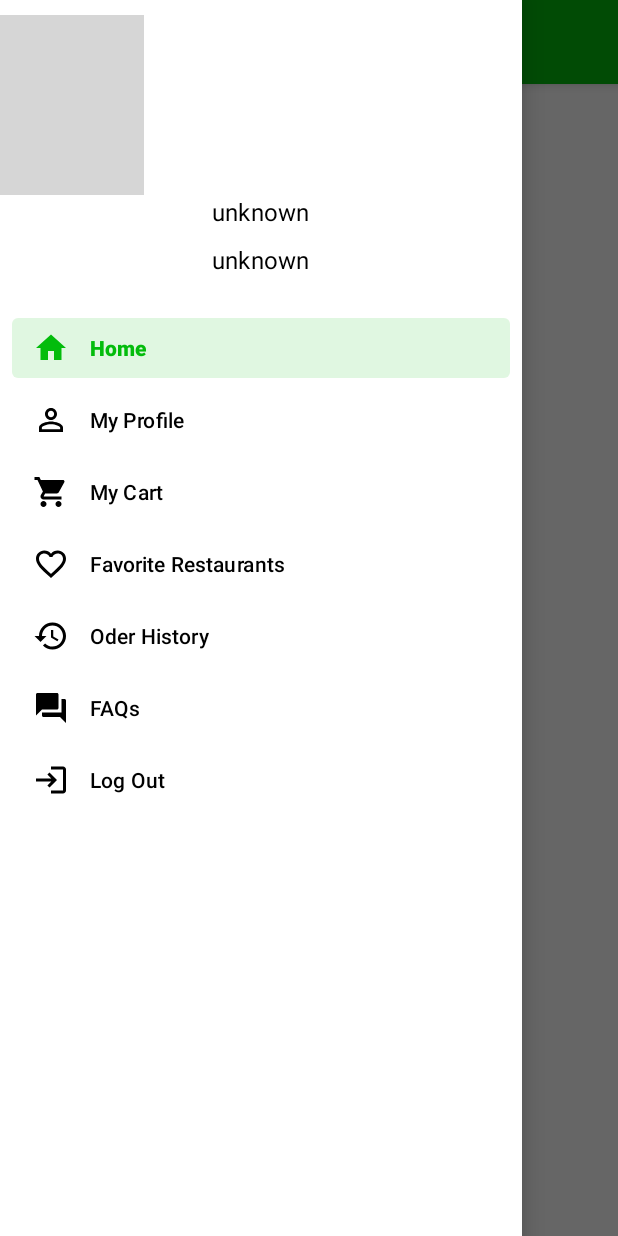
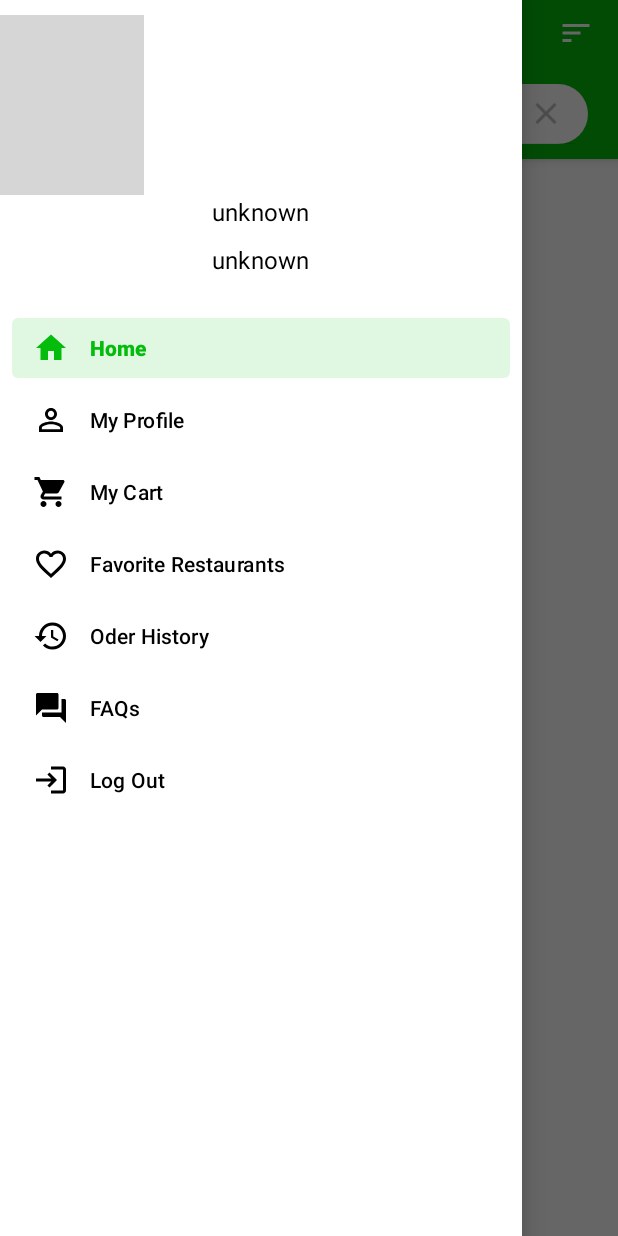
Before and after one commit to Sorabhkumar-dev/food-odering-app, an Android app: the HomeFragment screen opened directly, with no data from a screen before it, after a tap on "open", on a phone screen of 412 x 824 dp. Run offline under Robolectric (Android 15) with nearby library versions, the phone set to English and light mode, and no system bars; our stand-ins replace Room's generated code, data binding; 1 other tap on this screen came first; grey boxes are pictures that could not be loaded.

Commit message:
adding searchbar feature

```diff
--- a/app/src/main/java/com/sorabh/grabfood/activities/MainActivity.kt
+++ b/app/src/main/java/com/sorabh/grabfood/activities/MainActivity.kt
@@ -12,6 +12,7 @@ import androidx.appcompat.app.AlertDialog
 import androidx.appcompat.app.AppCompatActivity
 import androidx.appcompat.widget.Toolbar
 import androidx.core.view.GravityCompat
+import androidx.core.view.isVisible
 import androidx.databinding.DataBindingUtil
 import androidx.fragment.app.Fragment
 import com.google.android.material.textview.MaterialTextView
@@ -36,6 +37,7 @@ class MainActivity : AppCompatActivity() {
         //initializing toolBar
         setUpActionbar(mainBinding.toolBar)
 
+        mainBinding.searchView.isVisible = false
         //for easy traction of drawer navigation
         val actionBarDrawerToggle = ActionBarDrawerToggle(
             this,
@@ -47,8 +49,7 @@ class MainActivity : AppCompatActivity() {
         actionBarDrawerToggle.syncState()
 
         //default fragment that will be show to user
-        changeFragment(HomeFragment())
-        changeTitle("Home")
+        changeFragmentAndTitle(HomeFragment(mainBinding), "Restaurant List", mainBinding)
 
         //exacting data from sharedPreference
         sharedPreferences = getSharedPreferences("login", MODE_PRIVATE)
@@ -66,44 +67,41 @@ class MainActivity : AppCompatActivity() {
             //changing fragment with there respective menu id
             when (it.itemId) {
                 R.id.drawer_menu_home -> {
-                    changeFragment(HomeFragment())
-                    changeTitle("Restaurants List")
+                    changeFragmentAndTitle(
+                        HomeFragment(mainBinding),
+                        "Restaurant List",
+                        mainBinding
+                    )
                     it.isChecked = true
-                    mainBinding.drawerLayout.closeDrawer(GravityCompat.START)
 
                 }
                 R.id.drawer_menu_profile -> {
-                    changeFragment(MyProfileFragment())
-                    changeTitle("My Profile")
+                    changeFragmentAndTitle(MyProfileFragment(mainBinding), "My Profile", mainBinding)
                     it.isChecked = true
-                    mainBinding.drawerLayout.closeDrawer(GravityCompat.START)
 
                 }
                 R.id.drawer_menu_cart -> {
-                    changeFragment(CartFragment())
-                    changeTitle("My Cart")
+                    changeFragmentAndTitle(CartFragment(mainBinding), "My cart", mainBinding)
                     it.isChecked = true
-                    mainBinding.drawerLayout.closeDrawer(GravityCompat.START)
                 }
                 R.id.drawer_menu_history -> {
-                    changeFragment(OderHistoryFragment())
-                    changeTitle("Oder History")
+                    changeFragmentAndTitle(OderHistoryFragment(mainBinding), "Oder History", mainBinding)
                     it.isChecked = true
-                    mainBinding.drawerLayout.closeDrawer(GravityCompat.START)
 
                 }
                 R.id.drawer_menu_qna -> {
-                    changeFragment(QNAFragment())
-                    changeTitle("Frequently Asked Questions")
+                    changeFragmentAndTitle(QNAFragment(mainBinding), "Frequently Asked Question", mainBinding)
                     it.isChecked = true
-                    mainBinding.drawerLayout.closeDrawer(GravityCompat.START)
 
                 }
                 R.id.drawer_menu_favorite -> {
-                    changeFragment(FavoriteRestaurantsFragment())
-                    changeTitle("Favorite Restaurants")
+                    changeFragmentAndTitle(
+                        FavoriteRestaurantsFragment(mainBinding),
+                        "My Favorite Restaurants",
+                        mainBinding
+                    )
                     it.isChecked = true
-                    mainBinding.drawerLayout.closeDrawer(GravityCompat.START)
+
 
                 }
 
@@ -111,7 +109,7 @@ class MainActivity : AppCompatActivity() {
                 R.id.drawer_menu_logout -> {
                     confirmLogOutDialog()
                     it.isChecked = true
-
+                    mainBinding.drawerLayout.closeDrawer(GravityCompat.START)
                 }
 
             }
@@ -120,13 +118,13 @@ class MainActivity : AppCompatActivity() {
 
     }
 
-    //change title and checked menu itemId
-    private fun changeTitle(title: String) {
+    //for fragment transaction between fragment
+    private fun changeFragmentAndTitle(
+        fragment: Fragment,
+        title: String,
+        mainBinding: ActivityMainBinding
+    ) {
         supportActionBar?.title = title
-    }
-
-    //for fragment transaction between fragment
-    private fun changeFragment(fragment: Fragment) {
         supportFragmentManager.beginTransaction()
             .setCustomAnimations(
                 R.anim.enter_from_right,
@@ -137,6 +135,7 @@ class MainActivity : AppCompatActivity() {
             .addToBackStack(fragment.toString())
             .replace(R.id.frameLayout, fragment)
             .commit()
+        mainBinding.drawerLayout.closeDrawer(GravityCompat.START)
     }
 
     //for toolbar setup
--- a/app/src/main/java/com/sorabh/grabfood/fragments/home/HomeFragment.kt
+++ b/app/src/main/java/com/sorabh/grabfood/fragments/home/HomeFragment.kt
@@ -2,11 +2,14 @@ package com.sorabh.grabfood.fragments.home
 
 import android.content.Context
 import android.os.Bundle
+import android.util.Log
 import android.view.LayoutInflater
 import android.view.View
 import android.view.ViewGroup
 import android.widget.ProgressBar
 import android.widget.Toast
+import androidx.appcompat.widget.SearchView
+import androidx.core.view.isVisible
 import androidx.databinding.DataBindingUtil
 import androidx.fragment.app.Fragment
 import androidx.recyclerview.widget.LinearLayoutManager
@@ -15,6 +18,7 @@ import com.sorabh.grabfood.activities.MainActivity
 import com.sorabh.grabfood.adapter.RestaurantHomeAdapter
 import com.sorabh.grabfood.adapter.RestaurantViewHolder
 import com.sorabh.grabfood.api_response_classes.reataurants_home_response.DataX
+import com.sorabh.grabfood.databinding.ActivityMainBinding
 import com.sorabh.grabfood.databinding.FragmentHomeBinding
 import com.sorabh.grabfood.fragments.restaurant_menu.RestaurantMenuFragment
 import com.sorabh.grabfood.repository.LocalDBRepository
@@ -22,7 +26,8 @@ import com.sorabh.grabfood.repository.NetworkRepository
 import kotlinx.coroutines.*
 
 
-class HomeFragment : Fragment(), RestaurantViewHolder.OnRestaurantsClicked,
+class HomeFragment(private val mainBinding: ActivityMainBinding) : Fragment(),
+    RestaurantViewHolder.OnRestaurantsClicked,
     RestaurantViewHolder.OnFavoriteButtonClicked {
     private lateinit var homeBinding: FragmentHomeBinding
     private val job = SupervisorJob()
@@ -38,7 +43,7 @@ class HomeFragment : Fragment(), RestaurantViewHolder.OnRestaurantsClicked,
         homeBinding =
             DataBindingUtil.inflate(layoutInflater, R.layout.fragment_home, container, false)
         (activity as MainActivity).supportActionBar?.title = "Restaurant List"
-
+        mainBinding.searchView.isVisible = true
         restaurantHomeAdapter = RestaurantHomeAdapter(this, this, activity as Context)
 
         networkRepository = NetworkRepository()
@@ -64,17 +69,53 @@ class HomeFragment : Fragment(), RestaurantViewHolder.OnRestaurantsClicked,
                 ).show()
             }
         }
+        onSearch(mainBinding.searchView)
         return homeBinding.root
+    }
+
+    private fun onSearch(searchView: SearchView) = CoroutineScope(Dispatchers.IO).launch {
+        searchView.queryHint = "Search Restaurants Here"
+        searchView.setOnQueryTextListener(object :SearchView.OnQueryTextListener{
+            override fun onQueryTextSubmit(query: String?): Boolean {
+                return false
+            }
+
+            override fun onQueryTextChange(newText: String?): Boolean {
+                Log.d("excc",newText!!)
+                CoroutineScope(job + Dispatchers.IO).launch{
+                    var list :List<DataX>? =null
+                    try {
+                         list = getRestaurantsList()
+                    }catch (e:java.lang.Exception){
+
+                    }
+                    val restaurantList = ArrayList<DataX>()
+                    if (list != null) {
+                        for (i in list){
+                            if (i.name.lowercase().startsWith(newText)){
+                                restaurantList.add(i)
+                            }
+                        }
+                        withContext(Dispatchers.Main) {
+                            restaurantHomeAdapter.updateList(restaurantList)
+                            homeBinding.progressbar.visibility = ProgressBar.GONE
+
+                        }
+                    }
+                }
+                return true
+            }
+
+        })
     }
 
     private suspend fun getRestaurantsList(): List<DataX>? = coroutineScope {
         val list = CoroutineScope(job + Dispatchers.IO).async {
-            val repository = NetworkRepository()
             //header to send
             val header = HashMap<String, String>()
             header["Content-type"] = "application/json"
             header["token"] = "025c40375fadfd"
-            return@async repository.getRestaurantsList(header)
+            return@async networkRepository.getRestaurantsList(header)
         }
         return@coroutineScope list.await()
     }
@@ -88,7 +129,7 @@ class HomeFragment : Fragment(), RestaurantViewHolder.OnRestaurantsClicked,
                 R.anim.exit_to_right
             )
             .addToBackStack("RestaurantMenuFragment")
-            .replace(R.id.frameLayout, RestaurantMenuFragment(dataX))
+            .replace(R.id.frameLayout, RestaurantMenuFragment(mainBinding, dataX))
             .commit()
     }
 
--- /dev/null
+++ b/app/src/main/res/drawable/ic_sort.xml
@@ -0,0 +1,5 @@
+<vector android:height="24dp" android:tint="#FFFFFF"
+    android:viewportHeight="24" android:viewportWidth="24"
+    android:width="24dp" xmlns:android="http://schemas.android.com/apk/res/android">
+    <path android:fillColor="@android:color/white" android:pathData="M3,18h6v-2L3,16v2zM3,6v2h18L21,6L3,6zM3,13h12v-2L3,11v2z"/>
+</vector>
--- /dev/null
+++ b/app/src/main/res/drawable/searchbar_background.xml
@@ -0,0 +1,9 @@
+<?xml version="1.0" encoding="utf-8"?>
+<shape xmlns:android="http://schemas.android.com/apk/res/android">
+    <solid android:color="@color/white" />
+    <corners
+        android:bottomLeftRadius="20dp"
+        android:bottomRightRadius="20dp"
+        android:topLeftRadius="20dp"
+        android:topRightRadius="20dp"/>
+</shape>
--- a/app/src/main/res/layout/activity_main.xml
+++ b/app/src/main/res/layout/activity_main.xml
@@ -1,9 +1,9 @@
 <?xml version="1.0" encoding="utf-8"?>
-<layout>
+<layout xmlns:tools="http://schemas.android.com/tools"
+    xmlns:android="http://schemas.android.com/apk/res/android"
+    xmlns:app="http://schemas.android.com/apk/res-auto">
 
-    <androidx.drawerlayout.widget.DrawerLayout xmlns:android="http://schemas.android.com/apk/res/android"
-        xmlns:app="http://schemas.android.com/apk/res-auto"
-        xmlns:tools="http://schemas.android.com/tools"
+    <androidx.drawerlayout.widget.DrawerLayout
         android:id="@+id/drawerLayout"
         android:layout_width="match_parent"
         android:layout_height="match_parent"
@@ -16,14 +16,34 @@
 
             <com.google.android.material.appbar.AppBarLayout
                 android:layout_width="match_parent"
-                android:layout_height="?actionBarSize">
+                android:layout_height="wrap_content"
+                android:background="?colorPrimary">
+
 
                 <com.google.android.material.appbar.MaterialToolbar
                     android:id="@+id/toolBar"
-                    app:titleTextColor="@color/white"
                     android:layout_width="match_parent"
-                    android:layout_height="wrap_content"/>
+                    android:layout_height="?actionBarSize"
+                    app:titleTextColor="@color/white">
 
+                    <com.google.android.material.button.MaterialButton
+                        style="@style/Widget.MaterialComponents.Button.TextButton"
+                        android:layout_width="?actionBarSize"
+                        android:layout_height="wrap_content"
+                        android:layout_gravity="end"
+                        android:drawableTop="@drawable/ic_sort" />
+
+                </com.google.android.material.appbar.MaterialToolbar>
+
+                <androidx.appcompat.widget.SearchView
+                    android:id="@+id/searchView"
+                    android:layout_width="match_parent"
+                    android:layout_height="40dp"
+                    android:layout_gravity="bottom"
+                    android:layout_marginHorizontal="20dp"
+                    android:layout_marginBottom="10dp"
+                    android:background="@drawable/searchbar_background"
+                    app:defaultQueryHint="Search here" />
             </com.google.android.material.appbar.AppBarLayout>
 
             <FrameLayout
--- a/app/src/main/res/layout/fragment_home.xml
+++ b/app/src/main/res/layout/fragment_home.xml
@@ -5,6 +5,7 @@
         xmlns:tools="http://schemas.android.com/tools"
         android:layout_width="match_parent"
         android:layout_height="match_parent"
+        android:layout_marginTop="50dp"
         tools:context=".fragments.home.HomeFragment">
 
 
```
Also changed, not shown: app/src/main/java/com/sorabh/grabfood/fragments/cart/CartFragment.kt (+6 -1 lines), app/src/main/java/com/sorabh/grabfood/fragments/favorites/FavoriteRestaurantsFragment.kt (+8 -2 lines), app/src/main/java/com/sorabh/grabfood/fragments/history/OderHistoryFragment.kt (+6 -1 lines), app/src/main/java/com/sorabh/grabfood/fragments/profile/MyProfileFragment.kt (+6 -1 lines), app/src/main/java/com/sorabh/grabfood/fragments/qna/QNAFragment.kt (+6 -1 lines), app/src/main/java/com/sorabh/grabfood/fragments/restaurant_menu/RestaurantMenuFragment.kt (+9 -3 lines).
